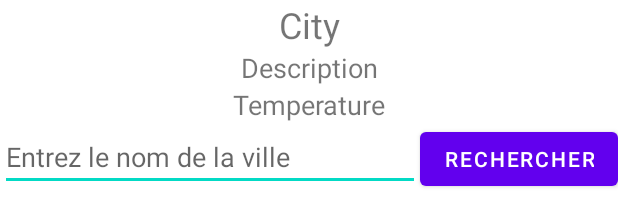
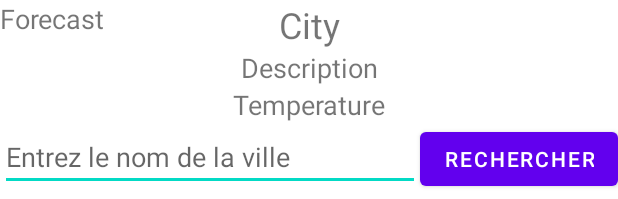
Before and after one commit to tom-laplace/SDVB3_ClearSky, an Android app: the layout content_main.xml on its own in the app's theme, with its tools: preview values and no code run, on a phone screen of 412 x 824 dp. Shown: the top 199 px of the screen. Run offline under Robolectric (Android 15) with nearby library versions, the phone set to English and light mode, and no system bars.

Commit message:
feat/ forecast

```diff
--- a/app/build.gradle
+++ b/app/build.gradle
@@ -45,12 +45,10 @@ dependencies {
     testImplementation 'junit:junit:4.13.2'
     androidTestImplementation 'androidx.test.ext:junit:1.1.3'
     androidTestImplementation 'androidx.test.espresso:espresso-core:3.4.0'
-    // Retrofit
+    implementation 'androidx.recyclerview:recyclerview:1.2.1'
     implementation 'com.squareup.retrofit2:retrofit:2.9.0'
     implementation 'com.squareup.retrofit2:converter-gson:2.9.0'
-    // OkHttp Logging Interceptor
     implementation 'com.squareup.okhttp3:logging-interceptor:4.9.0'
-    // Kotlin coroutines
     implementation 'org.jetbrains.kotlinx:kotlinx-coroutines-core:1.5.2'
     implementation 'org.jetbrains.kotlinx:kotlinx-coroutines-android:1.5.2'
 }
--- a/app/src/main/res/layout/content_main.xml
+++ b/app/src/main/res/layout/content_main.xml
@@ -55,12 +55,15 @@
         app:layout_constraintEnd_toEndOf="parent"
         app:layout_constraintTop_toTopOf="@+id/editTextCitySearch" />
 
-    <androidx.recyclerview.widget.RecyclerView
-        android:id="@+id/recyclerViewForecast"
-        android:layout_width="214dp"
-        android:layout_height="152dp"
-        app:layout_behavior="@string/appbar_scrolling_view_behavior"
-        tools:layout_editor_absoluteX="37dp"
-        tools:layout_editor_absoluteY="138dp" />
+    <TextView
+        android:id="@+id/textViewForecast"
+        android:layout_width="wrap_content"
+        android:layout_height="wrap_content"
+        android:text="Forecast"
+        android:textSize="18sp"
+        tools:ignore="MissingConstraints"
+        tools:layout_editor_absoluteX="157dp"
+        tools:layout_editor_absoluteY="180dp" />
+
 
 </androidx.constraintlayout.widget.ConstraintLayout>
```
Also changed, not shown: app/src/main/java/com/example/clearsky/Activity/MainActivity.kt (+34 -1 lines), app/src/main/java/com/example/clearsky/Class/City.kt (deleted, +0 -7 lines), app/src/main/java/com/example/clearsky/Class/WeatherForecastResponse.kt (+34 -8 lines), app/src/main/java/com/example/clearsky/Class/WeatherResponse.kt (+7 -1 lines), app/src/main/java/com/example/clearsky/Model/WeatherViewModel.kt (+9 -8 lines), app/src/main/java/com/example/clearsky/Service/WeatherApiService.kt (+3 -10 lines).
